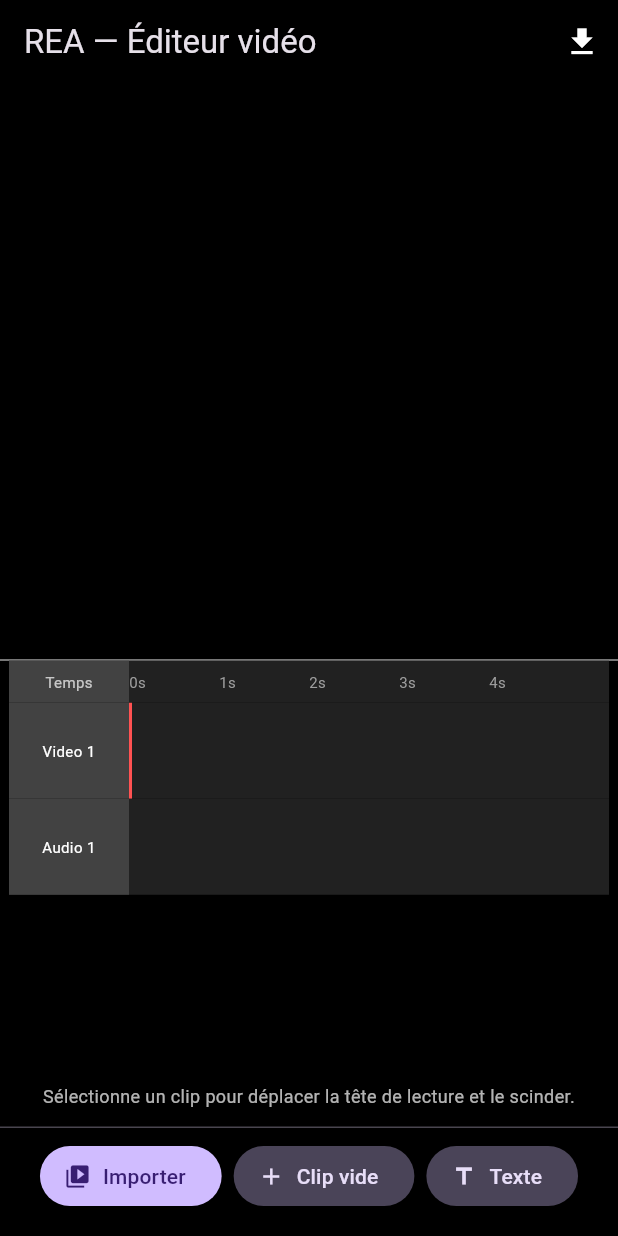
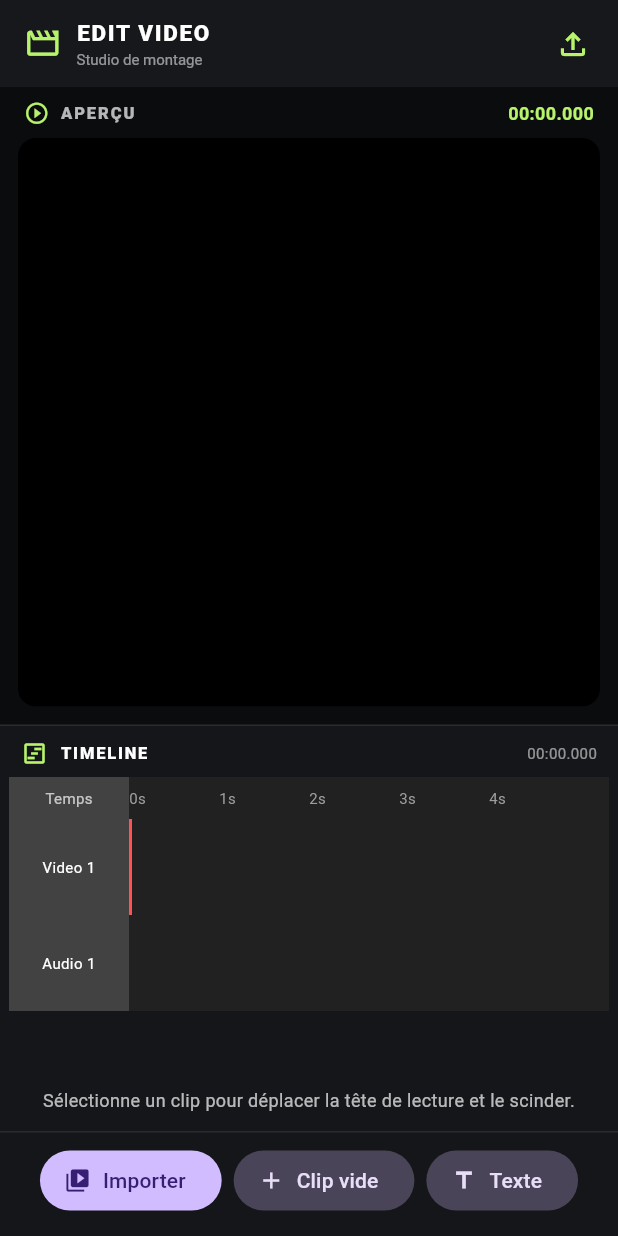
Before and after one commit to hichamDao/edit_video, a Flutter app: the screen it shows after launch, on a phone screen of 412 x 824 dp. Run offline on Flutter 3.47's test engine with Material 3 defaults, Android fonts, the phone set to English and light mode, and no system bars; our stand-ins replace file_picker, video_player.

Commit message:
Apply dark CapCut-inspired editor redesign

```diff
--- a/lib/features/editor/editor_screen.dart
+++ b/lib/features/editor/editor_screen.dart
@@ -1731,39 +1731,124 @@
     final timelineWidth = _timelineWidth();
 
     return Scaffold(
+      backgroundColor: const Color(0xFF101114),
       appBar: AppBar(
-        title: const Text('REA — Éditeur vidéo'),
-        backgroundColor: Colors.black,
+        toolbarHeight: 58,
+        elevation: 0,
+        backgroundColor: const Color(0xFF17181C),
+        titleSpacing: 16,
+        title: const Row(
+          children: [
+            Icon(Icons.movie_creation_outlined, color: Color(0xFFB7F36B), size: 25),
+            SizedBox(width: 10),
+            Column(
+              crossAxisAlignment: CrossAxisAlignment.start,
+              mainAxisSize: MainAxisSize.min,
+              children: [
+                Text('EDIT VIDEO', style: TextStyle(
+                  color: Colors.white, fontSize: 15, fontWeight: FontWeight.w800,
+                  letterSpacing: 1.1,
+                )),
+                SizedBox(height: 2),
+                Text('Studio de montage', style: TextStyle(
+                  color: Colors.white54, fontSize: 10, fontWeight: FontWeight.w400,
+                )),
+              ],
+            ),
+          ],
+        ),
         actions: [
           IconButton(
-            tooltip: 'Exporter',
-            icon: const Icon(
-              Icons.file_download,
-              color: Colors.white,
-            ),
-            onPressed: () {
-              Navigator.pushNamed(context, '/export');
-            },
-          ),
+            tooltip: 'Exporter la vidéo',
+            icon: const Icon(Icons.file_upload_outlined, color: Color(0xFFB7F36B)),
+            onPressed: () => Navigator.pushNamed(context, '/export'),
+          ),
+          const SizedBox(width: 6),
         ],
       ),
       body: Column(
         children: [
           Expanded(
-            flex: 3,
+            flex: 5,
+            child: Container(
+              color: const Color(0xFF0B0C0E),
+              child: Column(
+                children: [
+                  Padding(
+                    padding: const EdgeInsets.fromLTRB(16, 9, 16, 8),
+                    child: Row(
+                      children: [
+                        const Icon(Icons.play_circle_outline, size: 17, color: Color(0xFFB7F36B)),
+                        const SizedBox(width: 7),
+                        const Text('APERÇU', style: TextStyle(
+                          color: Colors.white70, fontSize: 11, fontWeight: FontWeight.w800,
+                          letterSpacing: 1.3,
+                        )),
+                        const Spacer(),
+                        Text(
+                          _formatTime(_playheadPosition),
+                          style: const TextStyle(
+                            color: Color(0xFFB7F36B), fontSize: 12,
+                            fontWeight: FontWeight.w700,
+                          ),
+                        ),
+                      ],
+                    ),
+                  ),
+                  Expanded(
+                    child: Padding(
+                      padding: const EdgeInsets.fromLTRB(12, 0, 12, 12),
+                      child: ClipRRect(
+                        borderRadius: BorderRadius.circular(12),
+                        child: ColoredBox(
+                          color: const Color(0xFF000000),
                           child: _previewWithText(
                             controller != null
                                 ? _filteredVideo(controller)
                                 : const SizedBox.expand(),
                           ),
                         ),
-          const Divider(height: 1, color: Colors.grey),
+                      ),
+                    ),
+                  ),
+                ],
+              ),
+            ),
+          ),
+          const Divider(height: 1, thickness: 1, color: Color(0xFF2A2B30)),
           Expanded(
-            flex: 3,
+            flex: 4,
             child: project == null
                 ? const SizedBox.shrink()
-                : Column(
-              children: [
+                : Container(
+                    color: const Color(0xFF151619),
+                    child: Column(
+                      children: [
+                        Padding(
+                          padding: const EdgeInsets.fromLTRB(14, 9, 14, 7),
+                          child: Row(
+                            children: [
+                              const Icon(Icons.view_timeline_outlined,
+                                  color: Color(0xFFB7F36B), size: 18),
+                              const SizedBox(width: 8),
+                              const Text('TIMELINE', style: TextStyle(
+                                color: Colors.white, fontSize: 11,
+                                fontWeight: FontWeight.w800, letterSpacing: 1.2,
+                              )),
+                              const Spacer(),
+                              Text(
+                                _formatTime(project.tracks
+                                    .where((track) => track.type == TrackType.video)
+                                    .expand((track) => track.segments)
+                                    .fold<Duration>(
+                                      Duration.zero,
+                                      (total, segment) => total + _segmentDuration(segment),
+                                    )),
+                                style: const TextStyle(color: Colors.white54, fontSize: 10),
+                              ),
+                            ],
+                          ),
+                        ),
                         Expanded(
                           child: SingleChildScrollView(
                             scrollDirection: Axis.horizontal,
@@ -1775,12 +1860,10 @@
                                   Expanded(
                                     child: ListView.builder(
                                       itemCount: project.tracks.length,
-                              itemBuilder: (context, index) {
-                                return _buildTrack(
+                                      itemBuilder: (context, index) => _buildTrack(
                                         project.tracks[index],
                                         timelineWidth,
-                                );
-                              },
+                                      ),
                                     ),
                                   ),
                                 ],
@@ -1789,17 +1872,18 @@
                           ),
                         ),
                         _buildPlayheadControls(),
-                const Divider(height: 1),
+                        const Divider(height: 1, color: Color(0xFF2A2B30)),
                         SafeArea(
                           top: false,
-                  minimum: const EdgeInsets.only(bottom: 8),
+                          minimum: const EdgeInsets.only(bottom: 5),
                           child: _buildActions(),
                         ),
                       ],
                     ),
                   ),
-        ],
-      ),
-    );
-  }
-}
+          ),
+        ],
+      ),
+    );
+  }
+}
```
Lines whose indentation alone changed are shown as unchanged.
